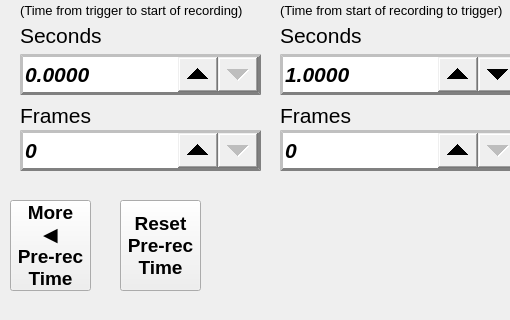
First picture: the form in src/triggerdelaywindow.ui, repository krontech/chronos-cam-app, before the edit; both pictures show x 0 to 510 and y 160 to 480 of the 800 by 480 pixel window.
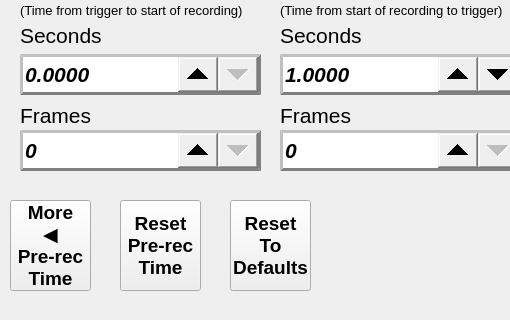
Second picture: the form after the edit. Custom widgets are drawn as their Qt base class.

Commit message: Added a button to reset the trigger delay settings to defaults

```diff
--- a/src/triggerdelaywindow.ui
+++ b/src/triggerdelaywindow.ui
@@ -654,6 +654,28 @@
 Time</string>
    </property>
   </widget>
+  <widget class="QPushButton" name="cmdResetToDefaults">
+   <property name="geometry">
+    <rect>
+     <x>230</x>
+     <y>360</y>
+     <width>81</width>
+     <height>91</height>
+    </rect>
+   </property>
+   <property name="font">
+    <font>
+     <pointsize>14</pointsize>
+     <weight>75</weight>
+     <bold>true</bold>
+    </font>
+   </property>
+   <property name="text">
+    <string>Reset
+To
+Defaults</string>
+   </property>
+  </widget>
  </widget>
  <customwidgets>
   <customwidget>
```
The commit also changes 2 other files.
